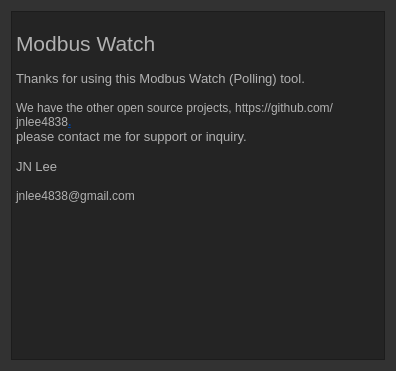
This is about.ui in jnlee4838/ModbusWatch as Qt 5 draws it before an edit. The edited form follows.
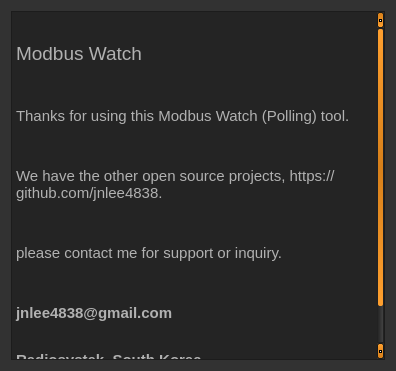
This is the edited form. Icons and pictures are not drawn.

```diff
--- a/about.ui
+++ b/about.ui
@@ -527,18 +527,18 @@
 li.unchecked::marker { content: &quot;\2610&quot;; }
 li.checked::marker { content: &quot;\2612&quot;; }
 &lt;/style&gt;&lt;/head&gt;&lt;body style=&quot; font-family:'맑은 고딕'; font-size:9pt; font-weight:400; font-style:normal;&quot;&gt;
-&lt;p style=&quot;-qt-paragraph-type:empty; margin-top:0px; margin-bottom:0px; margin-left:0px; margin-right:0px; -qt-block-indent:0; text-indent:0px; font-family:'Lucida Sans'; font-size:10pt;&quot;&gt;&lt;br /&gt;&lt;/p&gt;
-&lt;p style=&quot; margin-top:0px; margin-bottom:0px; margin-left:0px; margin-right:0px; -qt-block-indent:0; text-indent:0px;&quot;&gt;&lt;span style=&quot; font-family:'Lucida Sans'; font-size:16pt;&quot;&gt;Modbus Watch&lt;/span&gt;&lt;/p&gt;
-&lt;p style=&quot;-qt-paragraph-type:empty; margin-top:0px; margin-bottom:0px; margin-left:0px; margin-right:0px; -qt-block-indent:0; text-indent:0px; font-family:'Lucida Sans'; font-size:10pt;&quot;&gt;&lt;br /&gt;&lt;/p&gt;
-&lt;p style=&quot; margin-top:0px; margin-bottom:0px; margin-left:0px; margin-right:0px; -qt-block-indent:0; text-indent:0px;&quot;&gt;&lt;span style=&quot; font-family:'Lucida Sans'; font-size:10pt;&quot;&gt;Thanks for using this Modbus Watch (Polling) tool.&lt;/span&gt;&lt;/p&gt;
-&lt;p style=&quot;-qt-paragraph-type:empty; margin-top:0px; margin-bottom:0px; margin-left:0px; margin-right:0px; -qt-block-indent:0; text-indent:0px; font-family:'Lucida Sans'; font-size:10pt;&quot;&gt;&lt;br /&gt;&lt;/p&gt;
-&lt;p style=&quot; margin-top:0px; margin-bottom:0px; margin-left:0px; margin-right:0px; -qt-block-indent:0; text-indent:0px;&quot;&gt;We have the other open source projects, https://github.com/jnlee4838&lt;a href=&quot;https://github.com/jnlee4838&quot;&gt;&lt;span style=&quot; font-weight:700; text-decoration: underline; color:#003e92;&quot;&gt;.&lt;/span&gt;&lt;/a&gt;&lt;/p&gt;
-&lt;p style=&quot; margin-top:0px; margin-bottom:0px; margin-left:0px; margin-right:0px; -qt-block-indent:0; text-indent:0px;&quot;&gt;&lt;span style=&quot; font-family:'Lucida Sans'; font-size:10pt;&quot;&gt;please contact me for support or inquiry.&lt;/span&gt;&lt;/p&gt;
-&lt;p style=&quot;-qt-paragraph-type:empty; margin-top:0px; margin-bottom:0px; margin-left:0px; margin-right:0px; -qt-block-indent:0; text-indent:0px; font-family:'Lucida Sans'; font-size:10pt;&quot;&gt;&lt;br /&gt;&lt;/p&gt;
-&lt;p style=&quot; margin-top:0px; margin-bottom:0px; margin-left:0px; margin-right:0px; -qt-block-indent:0; text-indent:0px;&quot;&gt;&lt;span style=&quot; font-family:'Lucida Sans'; font-size:10pt;&quot;&gt;JN Lee&lt;/span&gt;&lt;/p&gt;
-&lt;p style=&quot;-qt-paragraph-type:empty; margin-top:0px; margin-bottom:0px; margin-left:0px; margin-right:0px; -qt-block-indent:0; text-indent:0px; font-family:'Lucida Sans'; font-size:10pt;&quot;&gt;&lt;br /&gt;&lt;/p&gt;
-&lt;p style=&quot; margin-top:0px; margin-bottom:0px; margin-left:0px; margin-right:0px; -qt-block-indent:0; text-indent:0px;&quot;&gt;jnlee4838@gmail.com&lt;/p&gt;
-&lt;p style=&quot;-qt-paragraph-type:empty; margin-top:0px; margin-bottom:0px; margin-left:0px; margin-right:0px; -qt-block-indent:0; text-indent:0px; font-family:'Lucida Sans'; font-size:10pt;&quot;&gt;&lt;br /&gt;&lt;/p&gt;&lt;/body&gt;&lt;/html&gt;</string>
+&lt;p style=&quot;-qt-paragraph-type:empty; margin-top:12px; margin-bottom:12px; margin-left:0px; margin-right:0px; -qt-block-indent:0; text-indent:0px;&quot;&gt;&lt;br /&gt;&lt;/p&gt;
+&lt;p style=&quot; margin-top:12px; margin-bottom:12px; margin-left:0px; margin-right:0px; -qt-block-indent:0; text-indent:0px;&quot;&gt;&lt;span style=&quot; font-family:'Lucida Sans'; font-size:14pt;&quot;&gt;Modbus Watch&lt;/span&gt;&lt;/p&gt;
+&lt;p style=&quot;-qt-paragraph-type:empty; margin-top:12px; margin-bottom:12px; margin-left:0px; margin-right:0px; -qt-block-indent:0; text-indent:0px; font-size:11pt;&quot;&gt;&lt;br /&gt;&lt;/p&gt;
+&lt;p style=&quot; margin-top:12px; margin-bottom:12px; margin-left:0px; margin-right:0px; -qt-block-indent:0; text-indent:0px;&quot;&gt;&lt;span style=&quot; font-family:'Lucida Sans'; font-size:11pt;&quot;&gt;Thanks for using this Modbus Watch (Polling) tool.&lt;/span&gt;&lt;/p&gt;
+&lt;p style=&quot;-qt-paragraph-type:empty; margin-top:12px; margin-bottom:12px; margin-left:0px; margin-right:0px; -qt-block-indent:0; text-indent:0px; font-family:'Lucida Sans'; font-size:11pt;&quot;&gt;&lt;br /&gt;&lt;/p&gt;
+&lt;p style=&quot; margin-top:12px; margin-bottom:12px; margin-left:0px; margin-right:0px; -qt-block-indent:0; text-indent:0px;&quot;&gt;&lt;span style=&quot; font-size:11pt;&quot;&gt;We have the other open source projects, https://github.com/jnlee4838.&lt;/span&gt;&lt;/p&gt;
+&lt;p style=&quot;-qt-paragraph-type:empty; margin-top:12px; margin-bottom:12px; margin-left:0px; margin-right:0px; -qt-block-indent:0; text-indent:0px; font-size:11pt;&quot;&gt;&lt;br /&gt;&lt;/p&gt;
+&lt;p style=&quot; margin-top:12px; margin-bottom:12px; margin-left:0px; margin-right:0px; -qt-block-indent:0; text-indent:0px;&quot;&gt;&lt;span style=&quot; font-size:11pt;&quot;&gt;please contact me for support or inquiry.&lt;/span&gt;&lt;/p&gt;
+&lt;p style=&quot;-qt-paragraph-type:empty; margin-top:12px; margin-bottom:12px; margin-left:0px; margin-right:0px; -qt-block-indent:0; text-indent:0px; font-size:11pt;&quot;&gt;&lt;br /&gt;&lt;/p&gt;
+&lt;p style=&quot; margin-top:12px; margin-bottom:12px; margin-left:0px; margin-right:0px; -qt-block-indent:0; text-indent:0px;&quot;&gt;&lt;span style=&quot; font-size:11pt; font-weight:700;&quot;&gt;jnlee4838@gmail.com&lt;/span&gt;&lt;/p&gt;
+&lt;p style=&quot; margin-top:12px; margin-bottom:12px; margin-left:0px; margin-right:0px; -qt-block-indent:0; text-indent:0px;&quot;&gt;&lt;span style=&quot; font-size:11pt;&quot;&gt;&lt;br /&gt;&lt;/span&gt;&lt;span style=&quot; font-size:11pt; font-weight:700;&quot;&gt;Radiosystek, South Korea&lt;/span&gt;&lt;/p&gt;
+&lt;p style=&quot;-qt-paragraph-type:empty; margin-top:12px; margin-bottom:12px; margin-left:0px; margin-right:0px; -qt-block-indent:0; text-indent:0px; font-size:11pt; font-weight:700;&quot;&gt;&lt;br /&gt;&lt;/p&gt;&lt;/body&gt;&lt;/html&gt;</string>
      </property>
     </widget>
    </item>
```
